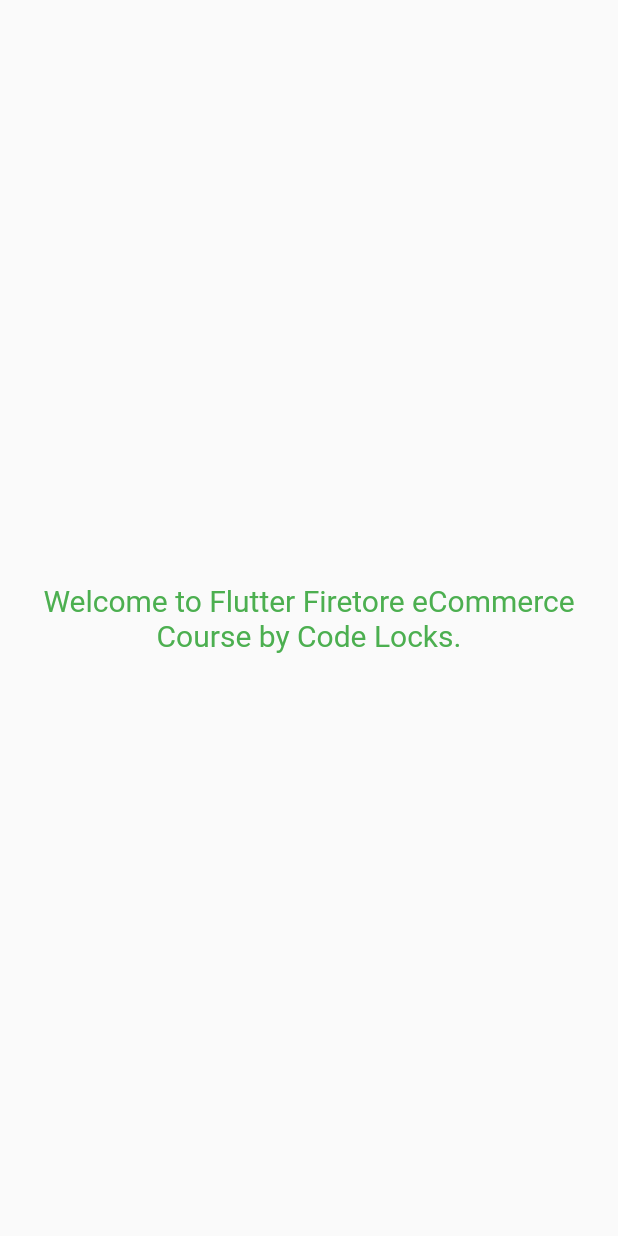
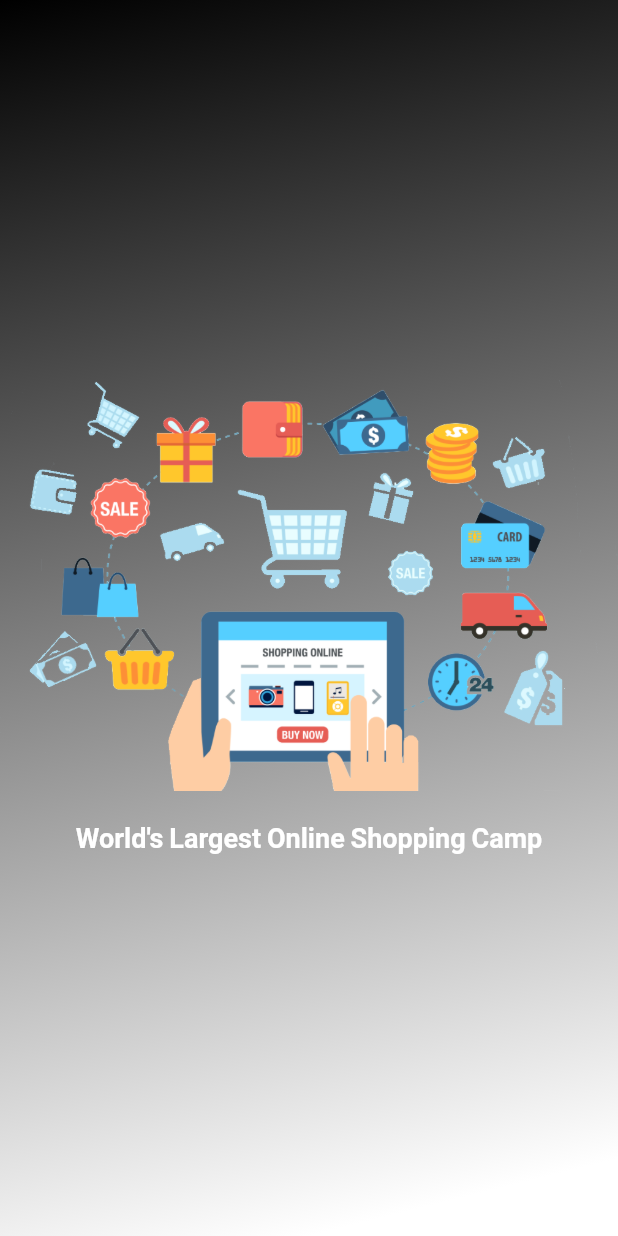
Before and after one commit to collins993/flutter_ecommerce, a Flutter app: the first screen one second after launch, on a phone screen of 412 x 824 dp. Run offline on Flutter 3.47's test engine with Material 2 defaults, Android fonts, the phone set to English and light mode, and no system bars; our stand-ins replace cloud_firestore, firebase_auth, firebase_core, firebase_storage, google_fonts, image_picker and 1 more; accounts and stored records are empty; Roboto replaces fonts that are missing (Signika).

```diff
--- /dev/null
+++ b/lib/Configs/config.dart
@@ -0,0 +1,33 @@
+import 'package:cloud_firestore/cloud_firestore.dart';
+import 'package:firebase_auth/firebase_auth.dart';
+
+import 'package:shared_preferences/shared_preferences.dart';
+
+class EcommerceApp
+{
+   static const String appName = 'e-Shop';
+
+   static SharedPreferences sharedPreferences;
+   static User user;
+   static FirebaseAuth auth;
+   static FirebaseFirestore firestore ;
+
+   static String collectionUser = "users";
+   static String collectionOrders = "orders";
+   static String userCartList = 'userCart';
+   static String subCollectionAddress = 'userAddress';
+
+   static final String userName = 'name';
+   static final String userEmail = 'email';
+   static final String userPhotoUrl = 'photoUrl';
+   static final String userUID = 'uid';
+   static final String userAvatarUrl = 'url';
+
+   static final String addressID = 'addressID';
+   static final String totalAmount = 'totalAmount';
+   static final String productID = 'productIDs';
+   static final String paymentDetails ='paymentDetails';
+   static final String orderTime ='orderTime';
+   static final String isSuccess ='isSuccess';
+
+}
--- a/lib/main.dart
+++ b/lib/main.dart
@@ -1,7 +1,22 @@
+import 'dart:async';
+
+import 'package:cloud_firestore/cloud_firestore.dart';
+import 'package:firebase_auth/firebase_auth.dart';
+import 'package:firebase_core/firebase_core.dart';
 import 'package:flutter/material.dart';
+import 'package:flutter_ecommerce/Configs/config.dart';
 import 'package:google_fonts/google_fonts.dart';
+import 'package:shared_preferences/shared_preferences.dart';
 
-void main() {
+import 'Authentication/authentication.dart';
+import 'Store/store_home.dart';
+
+Future<void> main() async {
+  WidgetsFlutterBinding.ensureInitialized();
+  await Firebase.initializeApp();
+  EcommerceApp.auth = FirebaseAuth.instance;
+  EcommerceApp.sharedPreferences = await SharedPreferences.getInstance();
+  EcommerceApp.firestore = FirebaseFirestore.instance;
   runApp(MyApp());
 }
 
@@ -12,8 +27,8 @@ class MyApp extends StatelessWidget {
       debugShowCheckedModeBanner: false,
       title: 'E-Commerce',
       theme: ThemeData(
-        primarySwatch: Colors.blue,
         fontFamily: GoogleFonts.signika().fontFamily,
+        scaffoldBackgroundColor: Colors.white,
       ),
       home: SplashScreen(),
     );
@@ -25,17 +40,55 @@ class SplashScreen extends StatefulWidget {
   _SplashScreenState createState() => _SplashScreenState();
 }
 
+class _SplashScreenState extends State<SplashScreen> {
+  @override
+  void initState() {
+    super.initState();
+    displaySplash();
+  }
 
-class _SplashScreenState extends State<SplashScreen>
-{
+  displaySplash() {
+    Timer(Duration(seconds: 5), () async {
+      if (EcommerceApp.auth.currentUser != null) {
+        Navigator.pushReplacement(
+            context, MaterialPageRoute(builder: (context) => StoreHome()));
+      } else {
+        Navigator.pushReplacement(
+            context, MaterialPageRoute(builder: (context) => Authentication()));
+      }
+    });
+  }
+
   @override
   Widget build(BuildContext context) {
     return Material(
-      child: Center(
-        child: Text(
-            "Welcome to Flutter Firetore eCommerce Course by Code Locks.",
-          style: TextStyle(color: Colors.green, fontSize: 20.0),
-          textAlign: TextAlign.center,
+      child: Container(
+        decoration: BoxDecoration(
+          gradient: LinearGradient(
+            colors: [Colors.black, Colors.white],
+            begin: Alignment.topLeft,
+            end: Alignment.bottomCenter,
+            tileMode: TileMode.clamp,
+          ),
+        ),
+        child: Center(
+          child: Column(
+            mainAxisAlignment: MainAxisAlignment.center,
+            children: [
+              Image.asset("images/welcome.png"),
+              SizedBox(
+                height: 20.0,
+              ),
+              Text(
+                "World's Largest Online Shopping Camp",
+                style: TextStyle(
+                  color: Colors.white,
+                  fontWeight: FontWeight.bold,
+                  fontSize: 18,
+                ),
+              ),
+            ],
+          ),
         ),
       ),
     );
--- a/pubspec.yaml
+++ b/pubspec.yaml
@@ -35,6 +35,7 @@ dependencies:
   fluttertoast: ^3.1.3
   image_picker: ^0.7.4
   firebase_storage: ^8.0.5
+  firebase_core: "^1.1.0"
   flutter_staggered_grid_view: ^0.3.0
   provider: ^5.0.0
   path_provider: ^2.0.1
```
Also changed, not shown: lib/Authentication/authentication.dart (added, +81 -0 lines), lib/Authentication/login.dart (added, +24 -0 lines), lib/Authentication/register.dart (added, +228 -0 lines), lib/DialogBox/errorDialog.dart (added, +24 -0 lines), lib/DialogBox/loadingDialog.dart (added, +18 -0 lines), lib/Store/store_home.dart (added, +21 -0 lines), lib/Widgets/custom_textfields.dart (added, +56 -0 lines), pubspec.lock, 5 other files.
